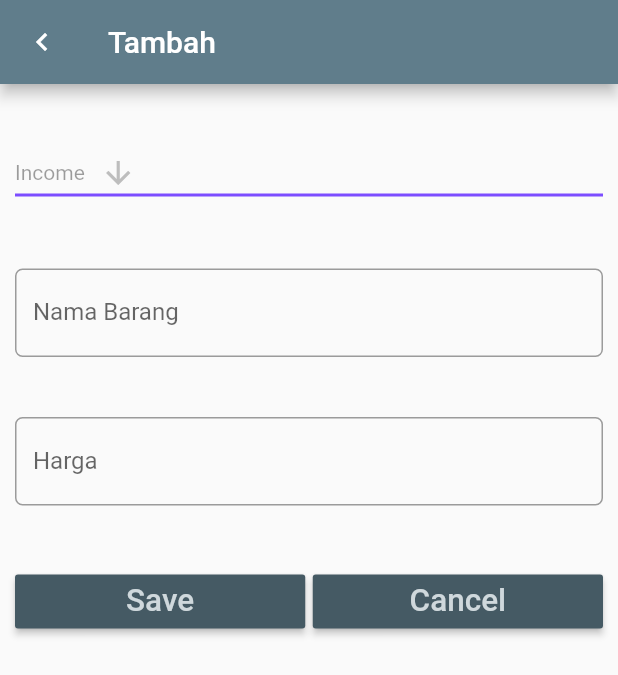
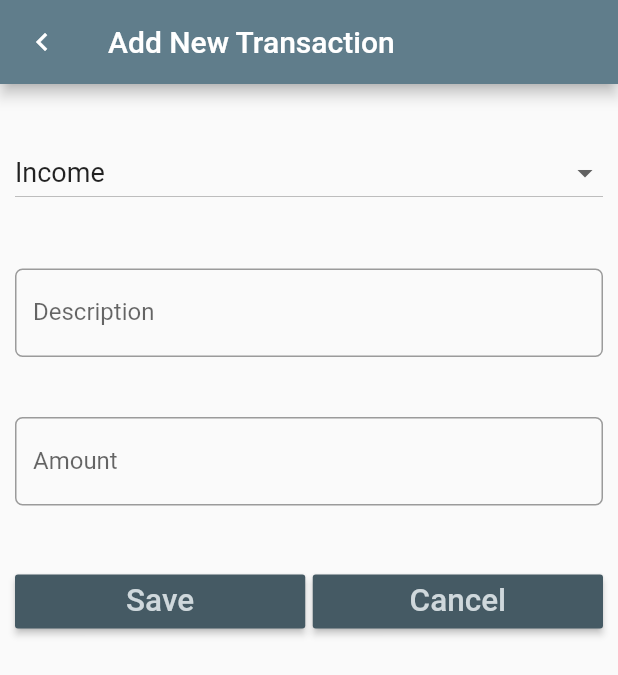
Before and after one commit to daffavcd/FinanceApp2, a Flutter app: the screen it shows after launch, after a tap on the "add" icon, on a phone screen of 412 x 824 dp. Shown: the top 675 px of the screen. Run offline on Flutter 3.47's test engine with Material 2 defaults, Android fonts, the phone set to English and light mode, and no system bars; our stand-ins replace sqflite; accounts and stored records are empty.

Commit message:
try mymoney back minus:dropdown category inside add new transaction notyet,listview mymoney,balance auto update at init state

```diff
--- a/lib/model/dbhelper.dart
+++ b/lib/model/dbhelper.dart
@@ -44,7 +44,7 @@ class DbHelper {
 //select databases
   Future<List<Map<String, dynamic>>> selectMoney() async {
     Database db = await this.initDb();
-    var mapList = await db.query('mymoney', orderBy: 'name');
+    var mapList = await db.query('mymoney', orderBy: 'id');
     return mapList;
   }
 
--- a/lib/pages/entryFormMoney.dart
+++ b/lib/pages/entryFormMoney.dart
@@ -1,4 +1,5 @@
 import 'package:flutter/material.dart';
+import 'package:uts/model/category.dart';
 import 'package:uts/model/dbhelper.dart';
 import 'package:uts/model/mymoney.dart';
 
@@ -13,6 +14,8 @@ class EntryFormMoney extends StatefulWidget {
 class EntryFormMoneyState extends State<EntryFormMoney> {
   String dropdownValue = 'Income';
   DbHelper dbHelper = DbHelper();
+  // List<Category> categoriesList = dbHelper.getCategoryList();
+
   Mymoney mymoney;
   EntryFormMoneyState(this.mymoney);
   TextEditingController descController = TextEditingController();
@@ -22,6 +25,7 @@ class EntryFormMoneyState extends State<EntryFormMoney> {
   @override
   Widget build(BuildContext context) {
     //kondisi
+
     bool check = false;
     if (mymoney != null) {
       descController.text = mymoney.desc;
@@ -33,33 +37,51 @@ class EntryFormMoneyState extends State<EntryFormMoney> {
     //rubah
     return Scaffold(
         appBar: AppBar(
-          title: mymoney == null ? Text('Tambah') : Text('Ubah'),
+          title: mymoney == null
+              ? Text('Add New Transaction')
+              : Text('Edit Transaction'),
           leading: Icon(Icons.keyboard_arrow_left),
         ),
         body: Padding(
           padding: EdgeInsets.only(top: 15.0, left: 10.0, right: 10.0),
           child: ListView(
             children: <Widget>[
-              // nama
+              // Padding(
+              //   padding: EdgeInsets.only(top: 20.0, bottom: 20.0),
+              //   child: DropdownButton<String>(
+              //     isExpanded: true,
+              //     value: dropdownValue,
+              //     items: categoriesList.map((value) {
+              //       return new DropdownMenuItem<String>(
+              //         value: value.categoryId.toString(),
+              //         child: new Text(
+              //           value.categoryName,
+              //           style: TextStyle(fontSize: 18),
+              //         ),
+              //       );
+              //     }).toList(),
+              //     onChanged: (selectedItem) => setState(() {
+              //       dropdownValue = selectedItem;
+              //     }),
+              //   ),
+              // ),
               Padding(
                 padding: EdgeInsets.only(top: 20.0, bottom: 20.0),
                 child: DropdownButton<String>(
+                  isExpanded: true,
                   value: dropdownValue,
-                  icon: const Icon(Icons.arrow_downward),
-                  iconSize: 24,
-                  elevation: 16,
-                  style: const TextStyle(color: Colors.deepPurple),
-                  underline: Container(
-                    height: 2,
-                    color: Colors.deepPurpleAccent,
-                  ),
-                  items: <String>['Income', 'Outcome']
-                      .map<DropdownMenuItem<String>>((String value) {
-                    return DropdownMenuItem<String>(
+                  items: <String>['Income', 'Outcome'].map((String value) {
+                    return new DropdownMenuItem<String>(
                       value: value,
-                      child: Text(value),
+                      child: new Text(
+                        value,
+                        style: TextStyle(fontSize: 18),
+                      ),
                     );
                   }).toList(),
+                  onChanged: (selectedItem) => setState(() {
+                    dropdownValue = selectedItem;
+                  }),
                 ),
               ),
               Padding(
@@ -68,7 +90,7 @@ class EntryFormMoneyState extends State<EntryFormMoney> {
                   controller: descController,
                   keyboardType: TextInputType.text,
                   decoration: InputDecoration(
-                    labelText: 'Nama Barang',
+                    labelText: 'Description',
                     border: OutlineInputBorder(
                       borderRadius: BorderRadius.circular(5.0),
                     ),
@@ -85,7 +107,7 @@ class EntryFormMoneyState extends State<EntryFormMoney> {
                   controller: amountController,
                   keyboardType: TextInputType.number,
                   decoration: InputDecoration(
-                    labelText: 'Harga',
+                    labelText: 'Amount',
                     border: OutlineInputBorder(
                       borderRadius: BorderRadius.circular(5.0),
                     ),
@@ -111,12 +133,11 @@ class EntryFormMoneyState extends State<EntryFormMoney> {
                         ),
                         onPressed: () {
                           if (mymoney == null) {
-                            // tambah data
-                            // mymoney = Mymoney(
-                            // nameController.text,
-                            // int.parse(priceController.text),
-                            // codeController.text,
-                            // int.parse(qtyController.text));
+                            mymoney = Mymoney(
+                                descController.text,
+                                1,
+                                this.dropdownValue,
+                                int.parse(amountController.text));
                           } else {
                             // ubah data
                             // mymoney.code = codeController.text;
--- a/lib/pages/home.dart
+++ b/lib/pages/home.dart
@@ -18,11 +18,25 @@ class HomeState extends State<Home> {
   @override
   DbHelper dbHelper = DbHelper();
   int count = 0;
+  int total_money = 0;
   List<Mymoney> itemList;
   @override
   void initState() {
     super.initState();
     updateListView();
+    cariTotalFirst();
+  }
+
+  void cariTotalFirst() {
+    setState(() {
+      for (var i = 1; i <= count; i++) {
+        if (this.itemList[i].type.toString() == 'Income') {
+          this.total_money += this.itemList[i].amount;
+        } else if (this.itemList[i].type.toString() == 'Outcome') {
+          this.total_money -= this.itemList[i].amount;
+        }
+      }
+    });
   }
 
   Widget build(BuildContext context) {
@@ -71,12 +85,37 @@ class HomeState extends State<Home> {
         Expanded(
           child: createListView(),
         ),
+        Container(
+          height: 70,
+          width: double.maxFinite,
+          decoration: BoxDecoration(
+              color: Colors.deepOrange[300],
+              borderRadius: BorderRadius.vertical(top: Radius.circular(10.0))),
+          child: Container(
+            alignment: Alignment.centerLeft,
+            padding: const EdgeInsets.only(
+              left: 20.0,
+              right: 20.0,
+            ),
+            child: Text("Balance : Rp. $total_money ,00",
+                style: TextStyle(fontSize: 22, color: Colors.black87)),
+          ),
+        )
       ]),
       floatingActionButton: FloatingActionButton(
         onPressed: () async {
           var item = await navigateToEntryForm(context, null);
           if (item != null) {
             int result = await dbHelper.insertMoney(item);
+            if (item.type == 'Income') {
+              setState(() {
+                this.total_money += item.amount;
+              });
+            } else {
+              setState(() {
+                this.total_money -= item.amount;
+              });
+            }
             if (result > 0) {
               updateListView();
             }
@@ -124,17 +163,10 @@ class HomeState extends State<Home> {
               style: textStyle,
             ),
             subtitle: Text(this.itemList[index].amount.toString()),
-            trailing: GestureDetector(
-              child: Icon(Icons.delete),
-              onTap: () async {
-                //TODO 3 Panggil Fungsi untuk Delete dari DB berdasarkan Item
-                // Saya taruh di entry form pak button nya soalnya si UI tabrakan sama klik TODO 4
-              },
-            ),
             onTap: () async {
               var item =
                   await navigateToEntryForm(context, this.itemList[index]);
-              //TODO 4 Panggil Fungsi untuk Edit data
+
               if (item != null) {
                 int result = await dbHelper.updateMoney(item);
 
@@ -151,7 +183,6 @@ class HomeState extends State<Home> {
   void updateListView() {
     final Future<Database> dbFuture = dbHelper.initDb();
     dbFuture.then((database) {
-      //TODO 1 Select data dari DB
       Future<List<Mymoney>> itemListFuture = dbHelper.getItemList();
       itemListFuture.then((itemList) {
         setState(() {
```
Also changed, not shown: lib/pages/category.dart (deleted).
